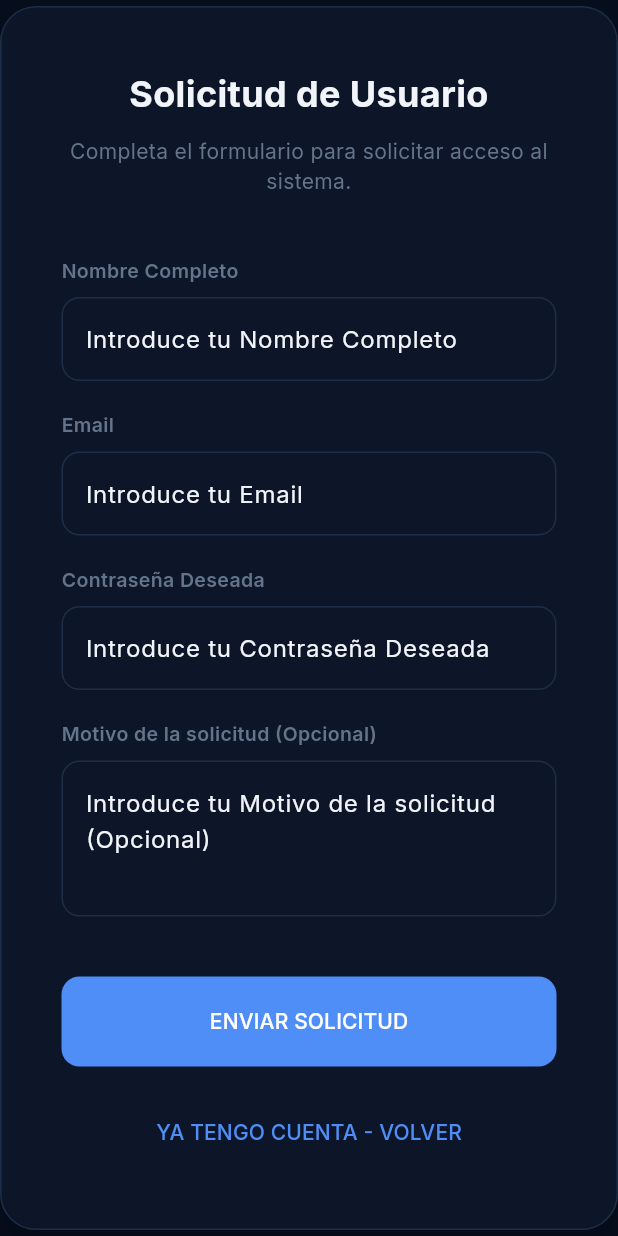
After one commit to marioovlc/AedusWeb, a Flutter app: the screen it shows after launch, after a tap on "Solicitar Usuario (Registrarse)", on a phone screen of 412 x 824 dp. The commit adds this screen. Run offline on Flutter 3.47's test engine with Material 3 defaults, Android fonts, the phone set to English and light mode, and no system bars; our stand-ins replace audioplayers, cached_network_image, fl_chart, flutter_dotenv, font_awesome_flutter, google_fonts and 1 more; missing offline and left inert: postgres, record; accounts and stored records are empty.

Commit message:
Securización: Implementación de Action Map, API_KEY en cabeceras y cifrado bcrypt para nuevos usuarios

```diff
--- a/lib/core/config/env_config.dart
+++ b/lib/core/config/env_config.dart
@@ -4,6 +4,7 @@ class EnvConfig {
   static String get dbUrl => _get('DB_URL');
   static String get dbUser => _get('DB_USER');
   static String get dbPass => _get('DB_PASS');
+  static String get internalApiKey => _get('INTERNAL_API_KEY');
   static String get aiApiKey => _get('AI_API_KEY');
   static String get aiModel => _get('AI_MODEL');
   static String get aiApiUrl => _get('AI_API_URL');
@@ -19,6 +20,7 @@ class EnvConfig {
       case 'DB_URL': value = const String.fromEnvironment('DB_URL'); break;
       case 'DB_USER': value = const String.fromEnvironment('DB_USER'); break;
       case 'DB_PASS': value = const String.fromEnvironment('DB_PASS'); break;
+      case 'INTERNAL_API_KEY': value = const String.fromEnvironment('INTERNAL_API_KEY'); break;
       case 'AI_API_KEY': value = const String.fromEnvironment('AI_API_KEY'); break;
       case 'AI_MODEL': value = const String.fromEnvironment('AI_MODEL'); break;
       case 'AI_API_URL': value = const String.fromEnvironment('AI_API_URL'); break;
--- a/lib/core/providers/app_provider.dart
+++ b/lib/core/providers/app_provider.dart
@@ -30,8 +30,21 @@ class AppProvider with ChangeNotifier {
 
   int get pendingIncidentsCount => _incidencias.where((i) => i.estadoNombre == 'PENDIENTE' || i.estadoNombre == 'NO LEIDO').length;
 
+  AppProvider() {
+    _initDatabaseTable();
+    refreshData();
+  }
+
+  Future<void> _initDatabaseTable() async {
+    try {
+      await _db.query("", action: "init_db");
+    } catch (e) {
+      debugPrint('Error initializing solicitudes_usuario table: $e');
+    }
+  }
+
   Future<void> fetchAllUsers() async {
-    final results = await _db.query("SELECT * FROM neon_auth.user ORDER BY name ASC");
+    final results = await _db.query("", action: "get_users");
     _usuariosAdmin = results.map((m) => Usuario.fromMap(m)).toList();
     notifyListeners();
   }
@@ -71,16 +84,12 @@ class AppProvider with ChangeNotifier {
   }
 
   Future<void> _fetchIncidencias() async {
-    final results = await _db.query(
-      "SELECT i.*, e.nombre as estado_nombre FROM gestion_incidencias.incidencias i JOIN gestion_incidencias.estados e ON i.estado_id = e.id ORDER BY i.fecha DESC"
-    );
+    final results = await _db.query("", action: "get_incidencias");
     _incidencias = results.map((m) => Incidencia.fromMap(m)).toList();
   }
 
   Future<void> _fetchKPIs() async {
-    final results = await _db.query(
-      "SELECT e.nombre as estado, count(*) FROM gestion_incidencias.incidencias i JOIN gestion_incidencias.estados e ON i.estado_id = e.id GROUP BY e.nombre"
-    );
+    final results = await _db.query("", action: "get_kpis");
 
     int total = 0;
     int pendientes = 0;
@@ -103,7 +112,7 @@ class AppProvider with ChangeNotifier {
   }
 
   Future<void> _fetchContactos() async {
-    final results = await _db.query("SELECT * FROM neon_auth.user WHERE id != @id",
+    final results = await _db.query("", action: "get_contactos",
       substitutionValues: {'id': _currentUser!.id});
     _contactos = results.map((m) => Usuario.fromMap(m)).toList();
 
@@ -121,7 +130,7 @@ class AppProvider with ChangeNotifier {
 
   Future<void> _fetchAulas() async {
     try {
-      final results = await _db.query("SELECT * FROM gestion_incidencias.aulas ORDER BY nombre ASC");
+      final results = await _db.query("", action: "get_aulas");
       _aulas = results.map((m) => Aula.fromMap(m)).toList();
     } catch (e) {
       debugPrint('Error fetching incidencias: $e');
@@ -143,7 +152,8 @@ class AppProvider with ChangeNotifier {
     }
 
     final results = await _db.query(
-      "SELECT * FROM gestion_incidencias.mensajes WHERE (usuario_id = @me AND receptor_id = @other) OR (usuario_id = @other AND receptor_id = @me) ORDER BY fecha ASC",
+      "",
+      action: "get_mensajes",
       substitutionValues: {'me': _currentUser!.id, 'other': receiverId},
     );
     _mensajes = results.map((m) => Mensaje.fromMap(m)).toList();
@@ -153,7 +163,8 @@ class AppProvider with ChangeNotifier {
   Future<void> createIncidencia(String titulo, String descripcion, int aulaId, int categoriaId, {String? imagenUrl}) async {
     if (_currentUser == null) return;
     await _db.query(
-      "INSERT INTO gestion_incidencias.incidencias (titulo, descripcion, usuario_id, aula_id, categoria_id, estado_id, fecha, imagen_url) VALUES (@titulo, @descripcion, @uId, @aId, @cId, 5, NOW(), @img)",
+      "",
+      action: "create_incidencia",
       substitutionValues: {
         'titulo': titulo,
         'descripcion': descripcion,
@@ -191,7 +202,8 @@ class AppProvider with ChangeNotifier {
     try {
       // Standard messages: Persist in DB
       await _db.query(
-        "INSERT INTO gestion_incidencias.mensajes (usuario_id, receptor_id, texto, imagen_url, audio_url, fecha, leido) VALUES (@me, @other, @txt, @img, @aud, NOW(), false)",
+        "",
+        action: "send_message",
         substitutionValues: {
           'me': _currentUser!.id,
           'other': receiverId,
@@ -228,6 +240,20 @@ class AppProvider with ChangeNotifier {
     return await _ai.getTicketSuggestion(title, description);
   }
 
+  Future<void> requestUser(String nombre, String email, String password, String motivo) async {
+    // Vercel backend will handle the bcrypt hashing securely.
+    await _db.query(
+      "",
+      action: "request_user",
+      substitutionValues: {
+        'nom': nombre,
+        'em': email,
+        'pass': password,
+        'mot': motivo,
+      },
+    );
+  }
+
   void logout() {
     _currentUser = null;
     _incidencias = [];
--- a/lib/core/services/database_service.dart
+++ b/lib/core/services/database_service.dart
@@ -61,9 +61,11 @@ class DatabaseService {
     try {
       final response = await http.post(
         Uri.parse('/api/query'),
-        headers: {'Content-Type': 'application/json'},
+        headers: {
+          'Content-Type': 'application/json',
+          'X-API-KEY': EnvConfig.internalApiKey,
+        },
         body: jsonEncode({
-          'sql': sql,
           'parameters': parameters,
           'action': action,
         }),
--- /dev/null
+++ b/lib/data/models/user_request_model.dart
@@ -0,0 +1,43 @@
+class UserRequest {
+  final int id;
+  final String nombre;
+  final String email;
+  final String passwordHash;
+  final String? motivo;
+  final DateTime fechaSolicitud;
+  final String estado;
+
+  UserRequest({
+    required this.id,
+    required this.nombre,
+    required this.email,
+    required this.passwordHash,
+    this.motivo,
+    required this.fechaSolicitud,
+    required this.estado,
+  });
+
+  factory UserRequest.fromMap(Map<String, dynamic> map) {
+    return UserRequest(
+      id: map['id'],
+      nombre: map['nombre'],
+      email: map['email'],
+      passwordHash: map['password_hash'],
+      motivo: map['motivo'],
+      fechaSolicitud: DateTime.parse(map['fecha_solicitud'].toString()),
+      estado: map['estado'],
+    );
+  }
+
+  Map<String, dynamic> toMap() {
+    return {
+      'id': id,
+      'nombre': nombre,
+      'email': email,
+      'password_hash': passwordHash,
+      'motivo': motivo,
+      'fecha_solicitud': fechaSolicitud.toIso8601String(),
+      'estado': estado,
+    };
+  }
+}
--- a/lib/main.dart
+++ b/lib/main.dart
@@ -10,6 +10,7 @@ import 'presentation/pages/connect_hub_page.dart';
 import 'presentation/pages/usuarios_page.dart';
 import 'presentation/pages/monitoring_page.dart';
 import 'presentation/pages/login_page.dart';
+import 'presentation/pages/registration_page.dart';
 
 void main() async {
   WidgetsFlutterBinding.ensureInitialized();
@@ -45,6 +46,9 @@ class AedusApp extends StatelessWidget {
           case '/login':
             page = const LoginPage();
             break;
+          case '/register':
+            page = const RegistrationPage();
+            break;
           case '/dashboard':
             page = const DashboardPage();
             break;
@@ -64,8 +68,8 @@ class AedusApp extends StatelessWidget {
             page = const LoginPage();
         }
 
-        // Only wrap with MainLayout if it's not the login page
-        if (settings.name == '/login') {
+        // Only wrap with MainLayout if it's not the login or register page
+        if (settings.name == '/login' || settings.name == '/register') {
           return MaterialPageRoute(builder: (context) => page);
         }
 
--- a/lib/presentation/layouts/main_layout.dart
+++ b/lib/presentation/layouts/main_layout.dart
@@ -51,10 +51,22 @@ class _MainLayoutState extends State<MainLayout> {
       child: Column(
         children: [
           // Logo Area
-          Padding(
-            padding: const EdgeInsets.symmetric(vertical: 30.0),
-            child: Image.asset('lib/assets/aedus.png', height: 80),
+          Container(
+            width: double.infinity,
+            padding: const EdgeInsets.symmetric(vertical: 40.0, horizontal: 20.0),
+            decoration: BoxDecoration(
+              color: AppTheme.primaryBlue.withValues(alpha: 0.05),
+              border: Border(
+                bottom: BorderSide(color: AppTheme.borders.withValues(alpha: 0.5)),
+              ),
+            ),
+            child: Image.asset(
+              'lib/assets/aedus.png',
+              fit: BoxFit.contain,
+              height: 100,
+            ),
           ),
+          const SizedBox(height: 10),
 
           // Main Navigation
           Expanded(
--- a/lib/presentation/pages/login_page.dart
+++ b/lib/presentation/pages/login_page.dart
@@ -88,6 +88,11 @@ class _LoginPageState extends State<LoginPage> {
                         : const Text('INGRESAR'),
                   ),
                 ),
+                const SizedBox(height: 20),
+                TextButton(
+                  onPressed: () => Navigator.pushNamed(context, '/register'),
+                  child: const Text('Solicitar Usuario (Registrarse)', style: TextStyle(color: AppTheme.primaryBlue)),
+                ),
               ],
             ),
           ),
--- /dev/null
+++ b/lib/presentation/pages/registration_page.dart
@@ -0,0 +1,158 @@
+import 'package:flutter/material.dart';
+import 'package:provider/provider.dart';
+import '../../core/theme/app_theme.dart';
+import '../../core/providers/app_provider.dart';
+
+class RegistrationPage extends StatefulWidget {
+  const RegistrationPage({super.key});
+
+  @override
+  State<RegistrationPage> createState() => _RegistrationPageState();
+}
+
+class _RegistrationPageState extends State<RegistrationPage> {
+  final _nombreController = TextEditingController();
+  final _emailController = TextEditingController();
+  final _passwordController = TextEditingController();
+  final _motivoController = TextEditingController();
+  bool _isLoading = false;
+
+  Future<void> _submitRequest() async {
+    if (_nombreController.text.isEmpty || _emailController.text.isEmpty || _passwordController.text.isEmpty) {
+      ScaffoldMessenger.of(context).showSnackBar(
+        const SnackBar(content: Text('Por favor, rellena los campos obligatorios.')),
+      );
+      return;
+    }
+
+    setState(() => _isLoading = true);
+    try {
+      await context.read<AppProvider>().requestUser(
+        _nombreController.text,
+        _emailController.text,
+        _passwordController.text,
+        _motivoController.text,
+      );
+
+      if (mounted) {
+        showDialog(
+          context: context,
+          builder: (context) => AlertDialog(
+            backgroundColor: AppTheme.surface,
+            title: const Text('Solicitud Enviada', style: TextStyle(color: AppTheme.textHighPriority)),
+            content: const Text(
+              'Tu solicitud de usuario ha sido registrada correctamente. Un administrador la revisará pronto.',
+              style: TextStyle(color: AppTheme.textLowPriority),
+            ),
+            actions: [
+              TextButton(
+                onPressed: () {
+                  Navigator.pop(context);
+                  Navigator.pushReplacementNamed(context, '/login');
+                },
+                child: const Text('VOLVER AL LOGIN'),
+              ),
+            ],
+          ),
+        );
+      }
+    } catch (e) {
+      if (mounted) {
+        ScaffoldMessenger.of(context).showSnackBar(
+          SnackBar(content: Text('Error al enviar la solicitud: $e')),
+        );
+      }
+    } finally {
+      if (mounted) setState(() => _isLoading = false);
+    }
+  }
+
+  @override
+  Widget build(BuildContext context) {
+    return Scaffold(
+      backgroundColor: AppTheme.background,
+      body: Center(
+        child: SingleChildScrollView(
+          child: Container(
+            width: 500,
+            padding: const EdgeInsets.all(40),
+            decoration: BoxDecoration(
+              color: AppTheme.surface,
+              borderRadius: BorderRadius.circular(24),
+              border: Border.all(color: AppTheme.borders),
+              boxShadow: [
+                BoxShadow(
+                  color: Colors.black.withOpacity(0.2),
+                  blurRadius: 20,
+                  offset: const Offset(0, 10),
+                ),
+              ],
+            ),
+            child: Column(
+              mainAxisSize: MainAxisSize.min,
+              crossAxisAlignment: CrossAxisAlignment.stretch,
+              children: [
+                const Text(
+                  'Solicitud de Usuario',
+                  style: TextStyle(
+                    color: AppTheme.textHighPriority,
+                    fontSize: 24,
+                    fontWeight: FontWeight.bold,
+                  ),
+                  textAlign: TextAlign.center,
+                ),
+                const SizedBox(height: 12),
+                const Text(
+                  'Completa el formulario para solicitar acceso al sistema.',
+                  style: TextStyle(color: AppTheme.textLowPriority, fontSize: 14),
+                  textAlign: TextAlign.center,
+                ),
+                const SizedBox(height: 40),
+                _buildTextField('Nombre Completo', _nombreController, false),
+                const SizedBox(height: 20),
+                _buildTextField('Email', _emailController, false),
+                const SizedBox(height: 20),
+                _buildTextField('Contraseña Deseada', _passwordController, true),
+                const SizedBox(height: 20),
+                _buildTextField('Motivo de la solicitud (Opcional)', _motivoController, false, maxLines: 3),
+                const SizedBox(height: 40),
+                ElevatedButton(
+                  onPressed: _isLoading ? null : _submitRequest,
+                  style: ElevatedButton.styleFrom(
+                    padding: const EdgeInsets.symmetric(vertical: 20),
+                  ),
+                  child: _isLoading
+                      ? const SizedBox(height: 20, width: 20, child: CircularProgressIndicator(strokeWidth: 2))
+                      : const Text('ENVIAR SOLICITUD'),
+                ),
+                const SizedBox(height: 20),
+                TextButton(
+                  onPressed: () => Navigator.pushReplacementNamed(context, '/login'),
+                  child: const Text('YA TENGO CUENTA - VOLVER'),
+                ),
+              ],
+            ),
+          ),
+        ),
+      ),
+    );
+  }
+
+  Widget _buildTextField(String label, TextEditingController controller, bool isPassword, {int maxLines = 1}) {
+    return Column(
+      crossAxisAlignment: CrossAxisAlignment.start,
+      children: [
+        Text(label, style: const TextStyle(color: AppTheme.textLowPriority, fontSize: 13, fontWeight: FontWeight.w600)),
+        const SizedBox(height: 8),
+        TextField(
+          controller: controller,
+          obscureText: isPassword,
+          maxLines: maxLines,
+          decoration: InputDecoration(
+            hintText: 'Introduce tu $label',
+          ),
+        ),
+      ],
+    );
+  }
+}
--- a/package.json
+++ b/package.json
@@ -2,7 +2,7 @@
   "name": "aedus-web",
   "version": "1.0.0",
   "scripts": {
-    "build": "git clone https://github.com/flutter/flutter.git --depth 1 -b stable $HOME/flutter && $HOME/flutter/bin/flutter build web --release --no-tree-shake-icons --dart-define=DB_URL=$DB_URL --dart-define=DB_USER=$DB_USER --dart-define=DB_PASS=$DB_PASS --dart-define=AI_API_KEY=$AI_API_KEY --dart-define=AI_MODEL=$AI_MODEL --dart-define=AI_API_URL=$AI_API_URL"
+    "build": "git clone https://github.com/flutter/flutter.git --depth 1 -b stable $HOME/flutter && $HOME/flutter/bin/flutter build web --release --no-tree-shake-icons --dart-define=INTERNAL_API_KEY=$INTERNAL_API_KEY --dart-define=AI_API_KEY=$AI_API_KEY --dart-define=AI_MODEL=$AI_MODEL --dart-define=AI_API_URL=$AI_API_URL"
   },
   "dependencies": {
     "pg": "^8.11.0",
```
Also changed, not shown: tmp/create_req_table.dart (added, +24 -0 lines), vercel.json, 1 other file.
